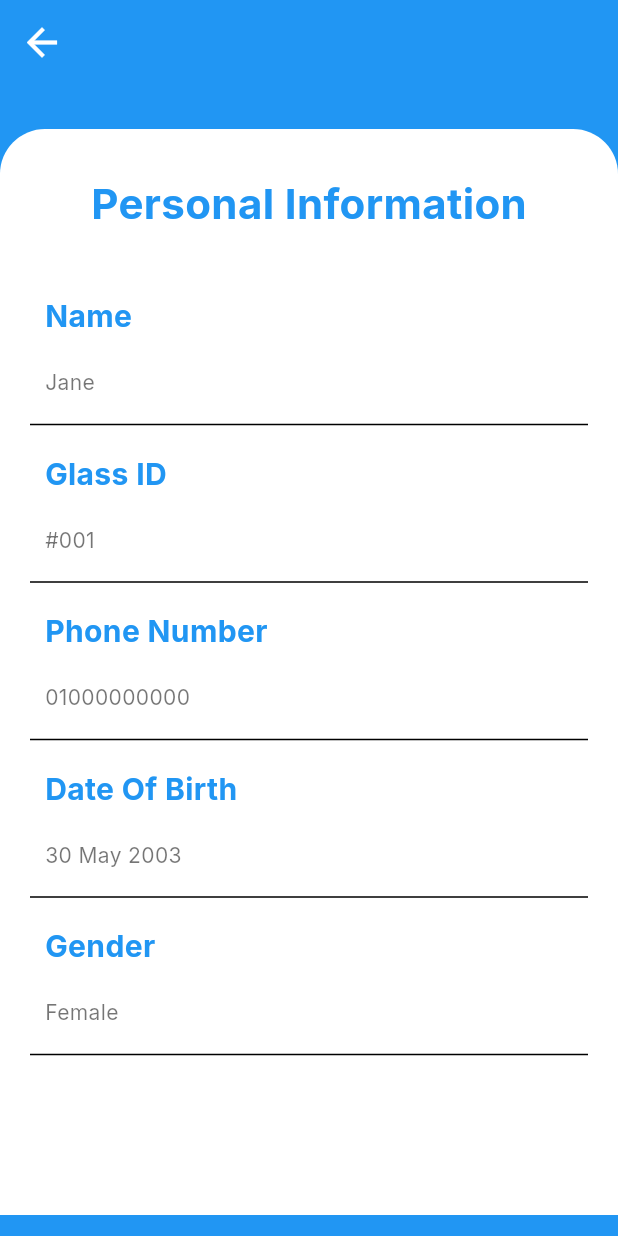
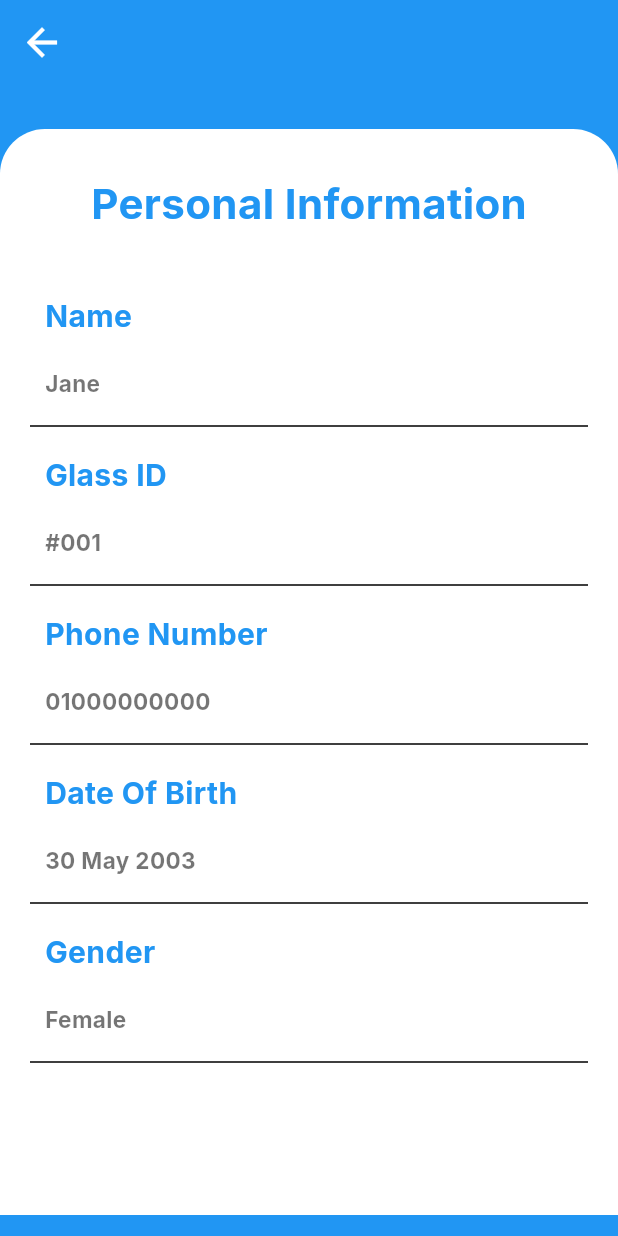
Before and after one commit to Abdelrahman-Hazemm/Graduation, a Flutter app: the Info screen opened directly, on a phone screen of 412 x 824 dp. Run offline on Flutter 3.47's test engine with Material 3 defaults, Android fonts, the phone set to English and light mode, and no system bars; our stand-ins replace cloud_firestore, device_info_plus, firebase_core, flutter_blue_plus, flutter_riverpod, geolocator and 3 more; missing offline and left inert: android_intent_plus, network_info_plus; accounts and stored records are empty.

Commit message:
update info

```diff
--- a/ru2ya/lib/pages/info.dart
+++ b/ru2ya/lib/pages/info.dart
@@ -9,7 +9,7 @@ class Info extends StatelessWidget {
       appBar: AppBar(
         backgroundColor: Colors.blue,
         elevation: 0,
-      leading: IconButton(
+        leading: IconButton(
           onPressed: () => Navigator.pop(context),
           icon: const Icon(
             Icons.arrow_back,
@@ -25,7 +25,6 @@ class Info extends StatelessWidget {
             width: double.infinity,
             height: double.infinity,
           ),
-
           Positioned(
             top: 30,
             left: 0,
@@ -56,7 +55,6 @@ class Info extends StatelessWidget {
                       ),
                     ),
                     SizedBox(height: 40),
-
                     Padding(
                       padding: EdgeInsets.only(left: 10),
                       child: Column(
@@ -71,13 +69,19 @@ class Info extends StatelessWidget {
                             ),
                           ),
                           SizedBox(height: 20.0),
-                          Text('Jane',style: TextStyle(color: Colors.black54),),
+                          Text(
+                            'Jane',
+                            style: TextStyle(
+                              color: Colors.black54,
+                              fontWeight: FontWeight.bold,
+                              fontSize: 15
+                            ),
+                          ),
                           SizedBox(height: 10.0),
                         ],
                       ),
                     ),
                     Divider(thickness: 1, color: Colors.black),
-
                     Padding(
                       padding: EdgeInsets.only(left: 10),
                       child: Column(
@@ -93,13 +97,18 @@ class Info extends StatelessWidget {
                             ),
                           ),
                           SizedBox(height: 20.0),
-                          Text('#001',style: TextStyle(color: Colors.black54),),
+                          Text(
+                            '#001',
+                            style: TextStyle(
+                                color: Colors.black54,
+                                fontWeight: FontWeight.bold,
+                                fontSize: 15
+                            ),                          ),
                           SizedBox(height: 10.0),
                         ],
                       ),
                     ),
                     Divider(thickness: 1, color: Colors.black),
-
                     Padding(
                       padding: EdgeInsets.only(left: 10),
                       child: Column(
@@ -115,14 +124,18 @@ class Info extends StatelessWidget {
                             ),
                           ),
                           SizedBox(height: 20.0),
-                          Text('01000000000',style: TextStyle(color: Colors.black54),),
+                          Text(
+                            '01000000000',
+                            style: TextStyle(
+                                color: Colors.black54,
+                                fontWeight: FontWeight.bold,
+                                fontSize: 15
+                            ),                          ),
                           SizedBox(height: 10.0),
                         ],
                       ),
                     ),
                     Divider(thickness: 1, color: Colors.black),
-
-
                     Padding(
                       padding: EdgeInsets.only(left: 10),
                       child: Column(
@@ -138,13 +151,18 @@ class Info extends StatelessWidget {
                             ),
                           ),
                           SizedBox(height: 20.0),
-                          Text('30 May 2003',style: TextStyle(color: Colors.black54),),
+                          Text(
+                            '30 May 2003',
+                            style: TextStyle(
+                                color: Colors.black54,
+                                fontWeight: FontWeight.bold,
+                                fontSize: 15
+                            ),                          ),
                           SizedBox(height: 10.0),
                         ],
                       ),
                     ),
                     Divider(thickness: 1, color: Colors.black),
-
                     Padding(
                       padding: EdgeInsets.only(left: 10),
                       child: Column(
@@ -160,7 +178,13 @@ class Info extends StatelessWidget {
                             ),
                           ),
                           SizedBox(height: 20.0),
-                          Text('Female',style: TextStyle(color: Colors.black54),),
+                          Text(
+                            'Female',
+                            style: TextStyle(
+                                color: Colors.black54,
+                                fontWeight: FontWeight.bold,
+                                fontSize: 15
+                            ),                          ),
                           SizedBox(height: 10.0),
                         ],
                       ),
```
